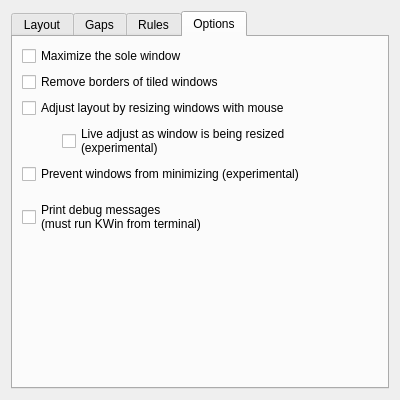
Above: res/config.ui from Bismuth-Forge/bismuth before the change. Below: the same form after it.
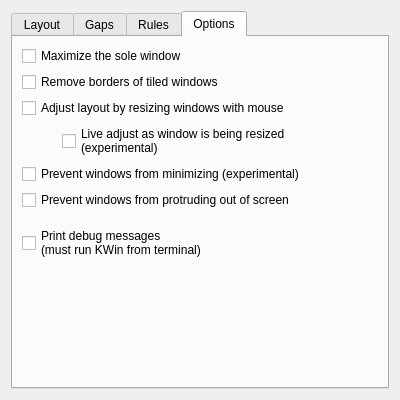
That is the form after the change. The open tabs and pages were chosen to show the change.

Commit message: make protrusion prevention optional

```diff
--- a/res/config.ui
+++ b/res/config.ui
@@ -467,6 +467,13 @@
          </property>
         </widget>
        </item>
+       <item>
+        <widget class="QCheckBox" name="kcfg_preventProtrusion">
+         <property name="text">
+          <string>Prevent windows from protruding out of screen</string>
+         </property>
+        </widget>
+       </item>
        <item>
         <spacer name="debugSpacer">
          <property name="orientation">
```
The commit also changes 3 other files.
